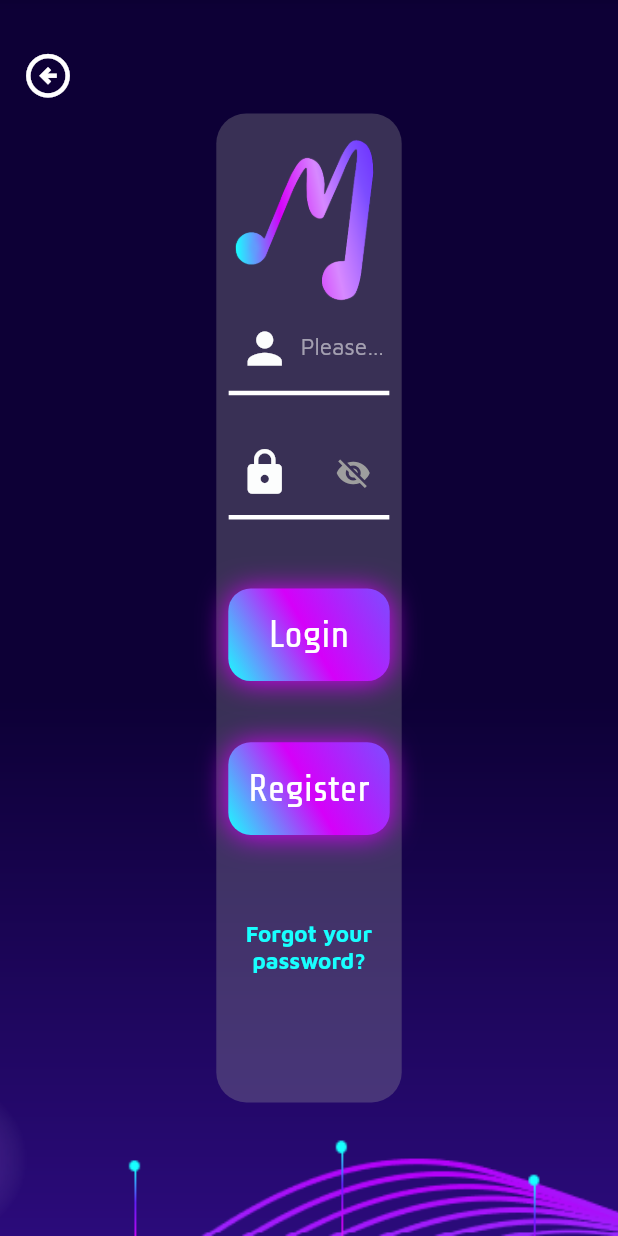
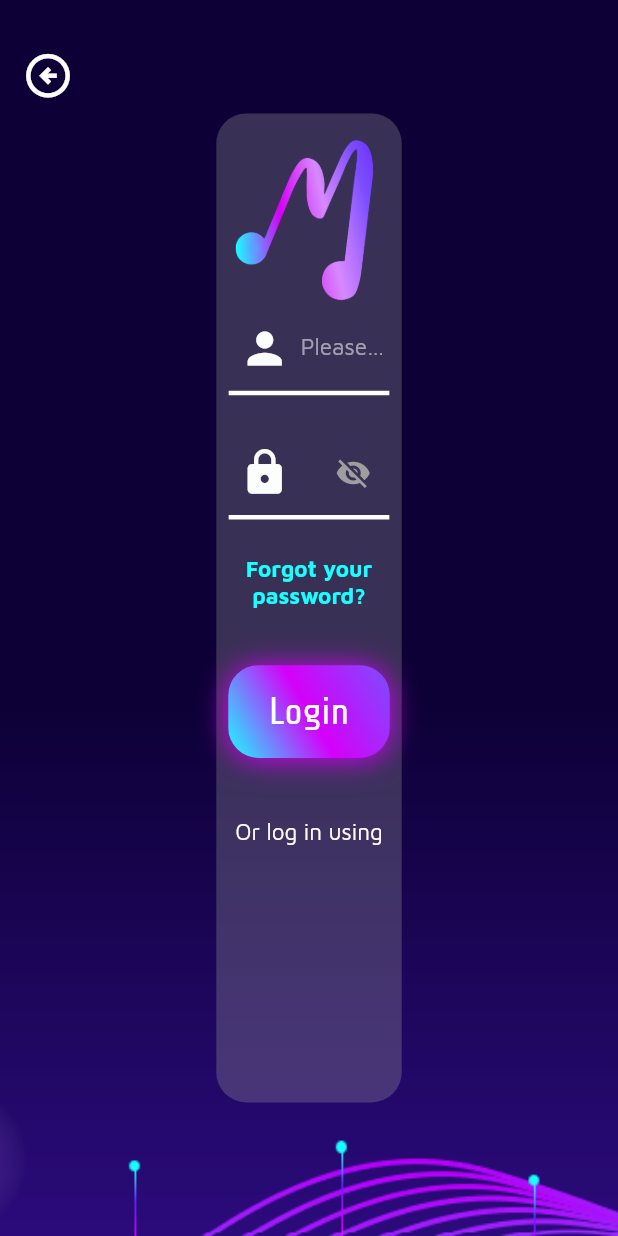
Before and after one commit to Temper-Tunes-Senior-Design-Project/TemperTunes, a Flutter app: the LargeScreen widget shown alone on an empty page, opened directly, on a phone screen of 412 x 824 dp. Run offline on Flutter 3.47's test engine with Material 2 defaults, Android fonts, the phone set to English and light mode, and no system bars; drawn by our look-alikes of bouncing_widget; our stand-ins replace camera, cloud_firestore, cloud_functions, firebase_auth, firebase_core, firebase_crashlytics and 6 more; missing offline and left inert: collapsible_sidebar, mockito, simple_ripple_animation; accounts and stored records are empty.

Commit message:
Updated files

```diff
--- a/lib/Pages/LandingPage.dart
+++ b/lib/Pages/LandingPage.dart
@@ -136,7 +136,6 @@ class SmallScreen extends StatelessWidget {
   @override
   Widget build(BuildContext context) {
     double height = MediaQuery.of(context).size.height;
-    double width = MediaQuery.of(context).size.width;
     return SingleChildScrollView(
       child: SafeArea(
         bottom: false,
@@ -257,7 +256,6 @@ class SmallScreen extends StatelessWidget {
 
 class LandingPage extends StatelessWidget {
   const LandingPage({super.key});
-
   @override
   Widget build(Object context) {
     return Scaffold(
--- a/lib/Pages/LoginPage.dart
+++ b/lib/Pages/LoginPage.dart
@@ -5,6 +5,7 @@ import 'HomePage.dart';
 import 'OTPEmailPage.dart';
 import 'SignupPage.dart';
 import 'package:form_field_validator/form_field_validator.dart';
+import 'package:bouncing_widget/bouncing_widget.dart';
 
 class Body extends StatelessWidget {
   @override
@@ -31,6 +32,7 @@ class _LargeScreenState extends State<LargeScreen> {
   //lets user see their password if they choose to
   bool _isVisible = false;
   final _formKey = GlobalKey<FormState>();
+  double _scaleFactor = 1.5;
 
   @override
   Widget build(BuildContext context) {
@@ -225,12 +227,40 @@ class _LargeScreenState extends State<LargeScreen> {
                         ),
 
                         ///spacer
-                        SizedBox(height: 0.03 * height),
+                        SizedBox(height: 0.02 * height),
+
+                        ///Forgot Password
+                        Container(
+                          child: TextButton(
+                              child: Text(
+                                'Forgot your password?',
+                                textAlign: TextAlign.center,
+                                style: TextStyle(
+                                  fontFamily: 'Maven Pro',
+                                  fontWeight: FontWeight.bold,
+                                  fontSize: 15,
+                                  color: MyPalette.turqoise,
+                                ),
+                              ),
+                              onPressed: () {
+                                Navigator.push(
+                                  context,
+                                  MaterialPageRoute(
+                                    builder: (context) => OTPEmailPage(),
+                                  ),
+                                );
+                              }),
+                        ),
+
+                        ///spacer
+                        SizedBox(height: 0.025 * height),
 
                         ///Buttons
                         //Login button
-                        Container(
-                          padding: EdgeInsets.only(top: 0.016 * height),
+                        BouncingWidget(
+                          scaleFactor: _scaleFactor,
+                          onPressed: () {},
+                          child: Container(
                             child: TextButton(
                               child: Container(
                                 width: 0.27 * width,
@@ -246,7 +276,7 @@ class _LargeScreenState extends State<LargeScreen> {
                                     ],
                                   ),
                                   borderRadius: BorderRadius.all(
-                                  Radius.circular(15),
+                                    Radius.circular(20),
                                   ),
                                   boxShadow: [
                                     BoxShadow(
@@ -276,89 +306,98 @@ class _LargeScreenState extends State<LargeScreen> {
                               },
                             ),
                           ),
+                        ),
 
-                        //Register Button
+                        // //Register Button
+                        // Container(
+                        //   child: TextButton(
+                        //     child: Container(
+                        //       padding: EdgeInsets.only(top: 0.03 * height),
+                        //       child: Container(
+                        //         width: 0.27 * width,
+                        //         height: 0.075 * height,
+                        //         decoration: BoxDecoration(
+                        //           gradient: LinearGradient(
+                        //             begin: Alignment.topRight,
+                        //             end: Alignment.bottomLeft,
+                        //             colors: [
+                        //               MyPalette.slateBlue,
+                        //               MyPalette.brightMagenta,
+                        //               MyPalette.turqoise,
+                        //             ],
+                        //           ),
+                        //           borderRadius: BorderRadius.all(
+                        //             Radius.circular(15),
+                        //           ),
+                        //           boxShadow: [
+                        //             BoxShadow(
+                        //               offset: Offset(0, 1),
+                        //               color: MyPalette.brightMagenta,
+                        //               blurRadius: 16,
+                        //             ),
+                        //           ],
+                        //         ),
+                        //         child: Align(
+                        //           alignment: Alignment.center,
+                        //           child: Text(
+                        //             "Register",
+                        //             textAlign: TextAlign.center,
+                        //             style: TextStyle(
+                        //               fontSize: 25,
+                        //               fontFamily: 'Share Tech',
+                        //               color: Colors.white,
+                        //             ),
+                        //           ),
+                        //         ),
+                        //       ),
+                        //     ),
+                        //     onPressed: () {
+                        //       Navigator.push(
+                        //         context,
+                        //         MaterialPageRoute(
+                        //           builder: (context) => SignupPage(),
+                        //         ),
+                        //       );
+                        //     },
+                        //     style: ElevatedButton.styleFrom(
+                        //       backgroundColor: Colors.transparent,
+                        //       foregroundColor: Colors.transparent,
+                        //     ),
+                        //   ),
+                        // ),
+                        ///Spacer
+                        SizedBox(height: 0.04 * height),
+
+                        ///Log in with
                         Container(
-                          child: TextButton(
-                            child: Container(
-                              padding: EdgeInsets.only(top: 0.03 * height),
-                              child: Container(
-                                width: 0.27 * width,
-                                height: 0.075 * height,
-                                decoration: BoxDecoration(
-                                  gradient: LinearGradient(
-                                    begin: Alignment.topRight,
-                                    end: Alignment.bottomLeft,
-                                    colors: [
-                                      MyPalette.slateBlue,
-                                      MyPalette.brightMagenta,
-                                      MyPalette.turqoise,
-                                    ],
-                                  ),
-                                  borderRadius: BorderRadius.all(
-                                    Radius.circular(15),
-                                  ),
-                                  boxShadow: [
-                                    BoxShadow(
-                                      offset: Offset(0, 1),
-                                      color: MyPalette.brightMagenta,
-                                      blurRadius: 16,
-                                    ),
-                                  ],
-                                ),
-                                child: Align(
-                                  alignment: Alignment.center,
+                          child: FittedBox(
                             child: Text(
-                                    "Register",
-                                    textAlign: TextAlign.center,
+                              'Or log in using',
                               style: TextStyle(
-                                      fontSize: 25,
-                                      fontFamily: 'Share Tech',
-                                      color: Colors.white,
+                                color: white,
+                                fontSize: 15,
+                                fontFamily: 'Maven Pro',
+                                fontWeight: FontWeight.w400,
                               ),
                             ),
                           ),
                         ),
-                            ),
-                            onPressed: () {
-                              Navigator.push(
-                                context,
-                                MaterialPageRoute(
-                                  builder: (context) => SignupPage(),
-                                ),
-                              );
-                            },
-                            style: ElevatedButton.styleFrom(
-                              backgroundColor: Colors.transparent,
-                              foregroundColor: Colors.transparent,
+
+                        ///Other account options
+                        Container(
+                          padding:
+                              EdgeInsets.symmetric(horizontal: 5, vertical: 5),
+                          height: height * 0.15,
+                          alignment: Alignment.center,
+                          child: Flexible(
+                            flex: 3,
+                            fit: FlexFit.loose,
+                            child: Row(
+                              children: <Widget>[
+                                Container(),
+                              ],
                             ),
                           ),
-                        ),
-
-                        ///Spacer
-                        SizedBox(height: 0.05 * height),
-
-                        ///Forgot Password
-                        Container(
-                          child: TextButton(
-                              child: Text(
-                                'Forgot your password?',
-                                textAlign: TextAlign.center,
-                                style: TextStyle(
-                                  fontFamily: 'Maven Pro',
-                                  fontWeight: FontWeight.bold,
-                                  fontSize: 15,
-                                  color: MyPalette.turqoise,
-                                ),
-                              ),
-                              onPressed: () {
-                                Navigator.push(
-                                  context,
-                                  MaterialPageRoute(
-                                    builder: (context) => OTPEmailPage(),
-                                  ),
-                                );
-                              }),
                         ),
                       ],
                     ),
@@ -407,6 +446,7 @@ class _SmallScreenState extends State<SmallScreen> {
                   crossAxisAlignment: CrossAxisAlignment.start,
                   children: [
                     Container(
+                      padding: EdgeInsets.only(top: 15),
                       child: Row(
                         children: [
                           ElevatedButton(
--- a/lib/Pages/PreferencesPage.dart
+++ b/lib/Pages/PreferencesPage.dart
@@ -261,12 +261,10 @@ class LargeScreen extends StatelessWidget {
                             Container(
                                 alignment: Alignment.topLeft,
                                 child: Icon(
-                                  IconData(0xe9ba, fontFamily: 'MaterialIcons'),
+                                  IconData(0xe3b3, fontFamily: 'MaterialIcons'),
                                   color: MyPalette.white,
                                   size: 24,
                                 )),
-
-                            ///Name
                             Container(
                               padding: EdgeInsets.only(left: 0.01 * width),
                               alignment: Alignment.topLeft,
@@ -290,12 +288,13 @@ class LargeScreen extends StatelessWidget {
                           mainAxisAlignment: MainAxisAlignment.center,
                           children: [
                             Container(
-                                alignment: Alignment.topLeft,
-                                child: Icon(
-                                  IconData(0xe3b3, fontFamily: 'MaterialIcons'),
-                                  color: MyPalette.white,
-                                  size: 24,
-                                )),
+                              alignment: Alignment.topLeft,
+                              child: Icon(
+                                IconData(0xe1b9, fontFamily: 'MaterialIcons'),
+                                color: MyPalette.white,
+                                size: 24,
+                              ),
+                            ),
 
                             ///Name
                             Container(
--- a/lib/main.dart
+++ b/lib/main.dart
@@ -3,6 +3,7 @@ import 'dart:ui';
 import 'package:firebase_core/firebase_core.dart';
 import 'package:firebase_crashlytics/firebase_crashlytics.dart';
 import 'package:flutter/material.dart';
+import 'package:mood_swing/Pages/LoginPage.dart';
 import 'Pages/LandingPage.dart';
 
 import 'Pages/OnboardingPage.dart';
@@ -63,7 +64,7 @@ class App extends StatelessWidget {
       //  }
       //),
 
-      home: LandingPage(),
+      home: LoginPage(),
 
       // home: FutureBuilder<List<CameraDescription>>(
       //     future: availableCameras(),
--- a/pubspec.yaml
+++ b/pubspec.yaml
@@ -34,6 +34,7 @@ dependencies:
   form_field_validator: ^1.1.0
   simple_animations: ^4.0.0
   path_provider: ^2.0.13
+  bouncing_widget: ^2.0.0
 
 dev_dependencies:
   flutter_test:
```
Also changed, not shown: pubspec.lock. Lines whose indentation alone changed are shown as unchanged.
